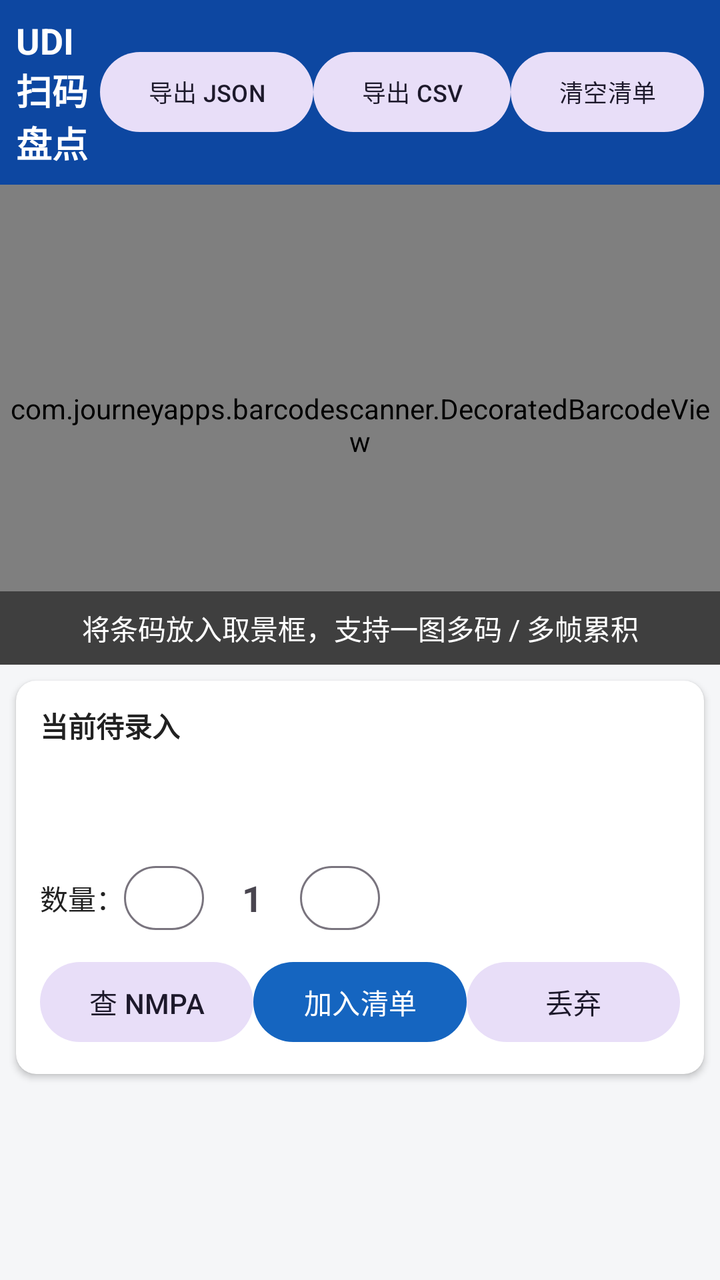
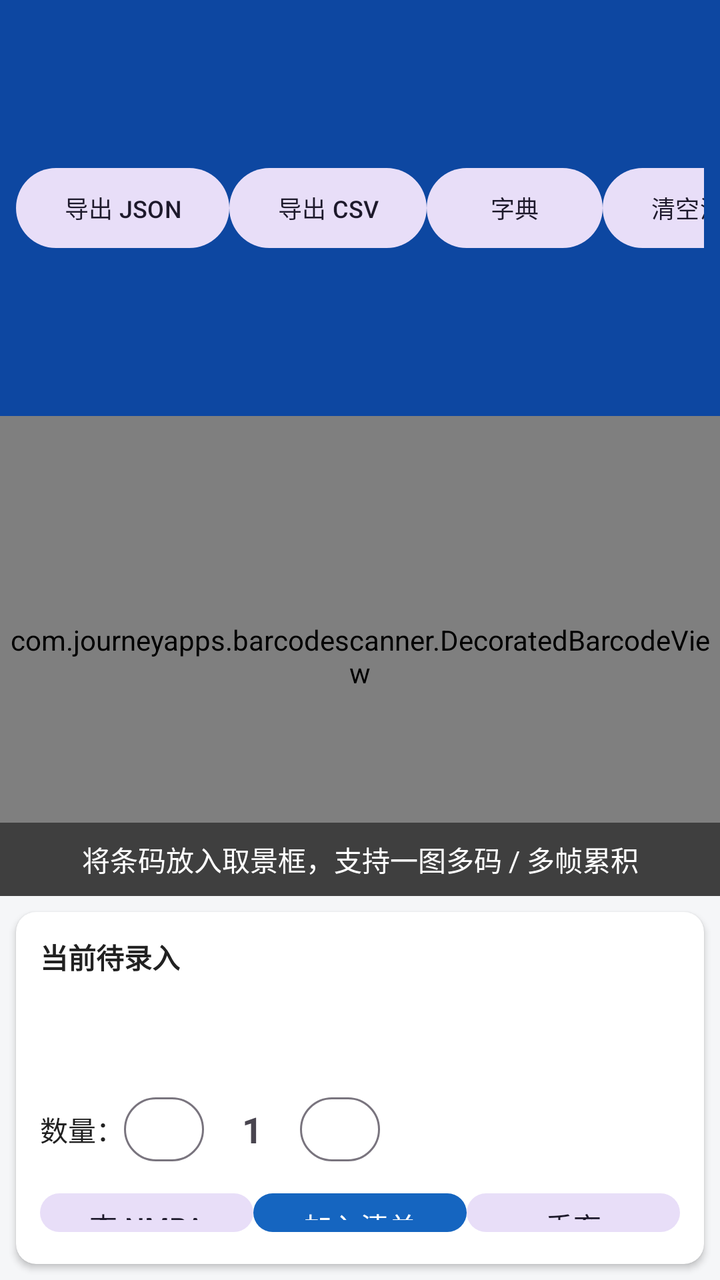

Compare the two renders of this Android layout. The source of the first and the diff that turns it into the second are given below.
<!-- AndroidManifest.xml: application theme Theme.UdiScan -->
<!-- res/layout/activity_main.xml -->
<?xml version="1.0" encoding="utf-8"?>
<LinearLayout xmlns:android="http://schemas.android.com/apk/res/android"
    xmlns:app="http://schemas.android.com/apk/res-auto"
    android:layout_width="match_parent"
    android:layout_height="match_parent"
    android:orientation="vertical"
    android:background="@color/bg">

    
    <LinearLayout
        android:layout_width="match_parent"
        android:layout_height="wrap_content"
        android:orientation="horizontal"
        android:padding="8dp"
        android:gravity="center_vertical"
        android:background="@color/primary_dark">

        <TextView
            android:layout_width="0dp"
            android:layout_height="wrap_content"
            android:layout_weight="1"
            android:text="@string/app_name"
            android:textColor="#ffffff"
            android:textSize="18sp"
            android:textStyle="bold" />

        <Button
            android:id="@+id/btn_export_json"
            style="@style/Widget.Material3.Button.TonalButton"
            android:layout_width="wrap_content"
            android:layout_height="wrap_content"
            android:text="@string/btn_export_json"
            android:textSize="12sp" />

        <Button
            android:id="@+id/btn_export_csv"
            style="@style/Widget.Material3.Button.TonalButton"
            android:layout_width="wrap_content"
            android:layout_height="wrap_content"
            android:text="@string/btn_export_csv"
            android:textSize="12sp" />

        <Button
            android:id="@+id/btn_clear"
            style="@style/Widget.Material3.Button.TonalButton"
            android:layout_width="wrap_content"
            android:layout_height="wrap_content"
            android:text="@string/btn_clear"
            android:textSize="12sp" />
    </LinearLayout>

    
    <FrameLayout
        android:layout_width="match_parent"
        android:layout_height="240dp">

        <com.journeyapps.barcodescanner.DecoratedBarcodeView
            android:id="@+id/barcode_scanner"
            android:layout_width="match_parent"
            android:layout_height="match_parent" />

        <TextView
            android:layout_width="match_parent"
            android:layout_height="wrap_content"
            android:layout_gravity="bottom"
            android:background="#80000000"
            android:gravity="center"
            android:padding="8dp"
            android:text="@string/hint_scan"
            android:textColor="#ffffff" />
    </FrameLayout>

    
    <androidx.cardview.widget.CardView
        android:layout_width="match_parent"
        android:layout_height="wrap_content"
        android:layout_margin="8dp"
        app:cardCornerRadius="10dp"
        app:cardElevation="2dp">

        <LinearLayout
            android:layout_width="match_parent"
            android:layout_height="wrap_content"
            android:orientation="vertical"
            android:padding="12dp">

            <TextView
                android:layout_width="wrap_content"
                android:layout_height="wrap_content"
                android:text="@string/buffer_title"
                android:textStyle="bold"
                android:textColor="@color/text_main" />

            <TextView
                android:id="@+id/tv_buffer"
                android:layout_width="match_parent"
                android:layout_height="wrap_content"
                android:layout_marginTop="6dp"
                android:textColor="@color/text_main"
                android:textSize="14sp" />

            <TextView
                android:id="@+id/tv_product"
                android:layout_width="match_parent"
                android:layout_height="wrap_content"
                android:layout_marginTop="4dp"
                android:textColor="@color/primary"
                android:textStyle="bold" />

            <LinearLayout
                android:layout_width="match_parent"
                android:layout_height="wrap_content"
                android:orientation="horizontal"
                android:layout_marginTop="8dp"
                android:gravity="center_vertical">

                <TextView
                    android:layout_width="wrap_content"
                    android:layout_height="wrap_content"
                    android:text="数量："
                    android:textColor="@color/text_main" />

                <Button
                    android:id="@+id/btn_minus"
                    style="@style/Widget.Material3.Button.OutlinedButton"
                    android:layout_width="40dp"
                    android:layout_height="40dp"
                    android:text="-"
                    android:textSize="18sp" />

                <TextView
                    android:id="@+id/tv_qty"
                    android:layout_width="48dp"
                    android:layout_height="wrap_content"
                    android:gravity="center"
                    android:text="1"
                    android:textSize="18sp"
                    android:textStyle="bold" />

                <Button
                    android:id="@+id/btn_plus"
                    style="@style/Widget.Material3.Button.OutlinedButton"
                    android:layout_width="40dp"
                    android:layout_height="40dp"
                    android:text="+"
                    android:textSize="18sp" />

                <Space
                    android:layout_width="0dp"
                    android:layout_height="wrap_content"
                    android:layout_weight="1" />
            </LinearLayout>

            <LinearLayout
                android:layout_width="match_parent"
                android:layout_height="wrap_content"
                android:orientation="horizontal"
                android:layout_marginTop="8dp">

                <Button
                    android:id="@+id/btn_query"
                    style="@style/Widget.Material3.Button.TonalButton"
                    android:layout_width="0dp"
                    android:layout_height="wrap_content"
                    android:layout_weight="1"
                    android:text="@string/btn_query" />

                <Button
                    android:id="@+id/btn_add"
                    android:layout_width="0dp"
                    android:layout_height="wrap_content"
                    android:layout_weight="1"
                    android:text="@string/btn_add"
                    android:textColor="#ffffff"
                    app:backgroundTint="@color/primary" />

                <Button
                    android:id="@+id/btn_discard"
                    style="@style/Widget.Material3.Button.TonalButton"
                    android:layout_width="0dp"
                    android:layout_height="wrap_content"
                    android:layout_weight="1"
                    android:text="@string/btn_discard" />
            </LinearLayout>
        </LinearLayout>
    </androidx.cardview.widget.CardView>

    
    <androidx.recyclerview.widget.RecyclerView
        android:id="@+id/list_items"
        android:layout_width="match_parent"
        android:layout_height="0dp"
        android:layout_weight="1"
        android:padding="8dp" />

</LinearLayout>
<!-- resources referenced by this layout -->
<resources>
  <color name="bg">#F5F6F8</color>
  <color name="primary">#1565C0</color>
  <color name="primary_dark">#0D47A1</color>
  <color name="text_main">#212121</color>
  <string name="app_name">UDI 扫码盘点</string>
  <string name="btn_add">加入清单</string>
  <string name="btn_clear">清空清单</string>
  <string name="btn_discard">丢弃</string>
  <string name="btn_export_csv">导出 CSV</string>
  <string name="btn_export_json">导出 JSON</string>
  <string name="btn_query">查 NMPA</string>
  <string name="buffer_title">当前待录入</string>
  <string name="hint_scan">将条码放入取景框，支持一图多码 / 多帧累积</string>
  <style name="Theme.UdiScan" parent="Theme.Material3.DayNight.NoActionBar">
          <item name="colorPrimary">@color/primary</item>
          <item name="colorPrimaryDark">@color/primary_dark</item>
          <item name="colorAccent">@color/accent</item>
          <item name="android:colorBackground">@color/bg</item>
          <item name="android:statusBarColor">@color/primary_dark</item>
      </style>
  <color name="accent">#FF6F00</color>
</resources>

<!-- the commit's change to res/layout/activity_main.xml (unified diff, before → after) -->
@@ -41,6 +41,14 @@
             android:textSize="12sp" />
 
         <Button
+            android:id="@+id/btn_dict"
+            style="@style/Widget.Material3.Button.TonalButton"
+            android:layout_width="wrap_content"
+            android:layout_height="wrap_content"
+            android:text="@string/btn_dict"
+            android:textSize="12sp" />
+
+        <Button
             android:id="@+id/btn_clear"
             style="@style/Widget.Material3.Button.TonalButton"
             android:layout_width="wrap_content"
<!-- resource entries referenced after the edit -->
@@ -7,6 +7,7 @@
   <string name="app_name">UDI 扫码盘点</string>
   <string name="btn_add">加入清单</string>
   <string name="btn_clear">清空清单</string>
+  <string name="btn_dict">字典</string>
   <string name="btn_discard">丢弃</string>
   <string name="btn_export_csv">导出 CSV</string>
   <string name="btn_export_json">导出 JSON</string>
